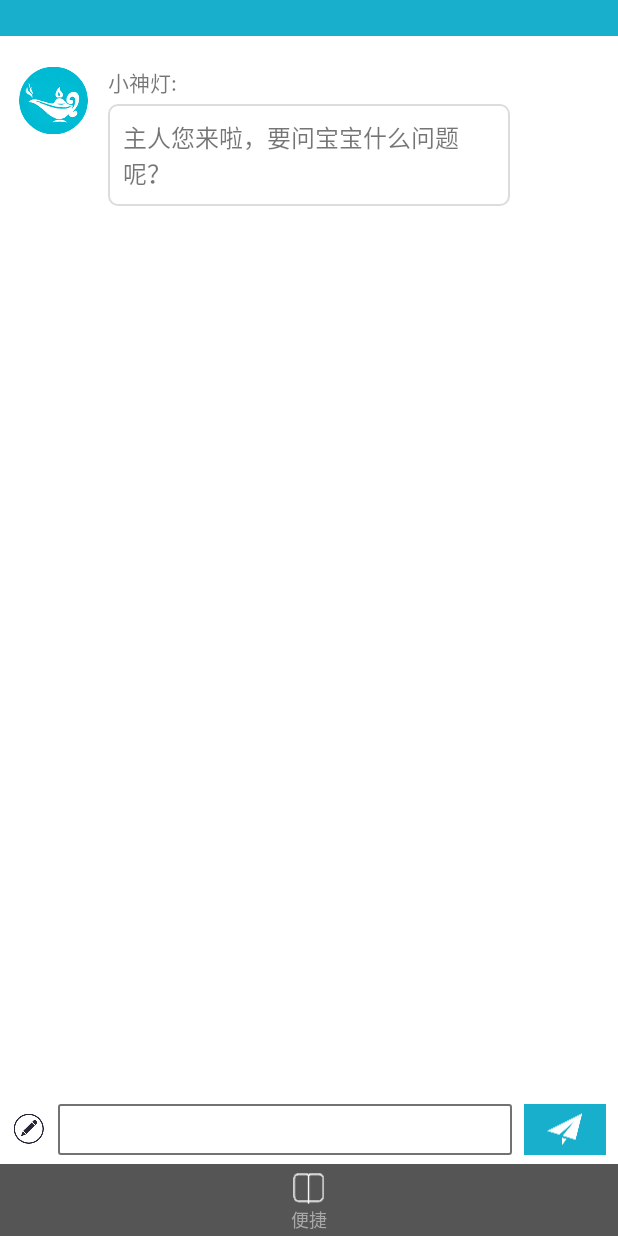
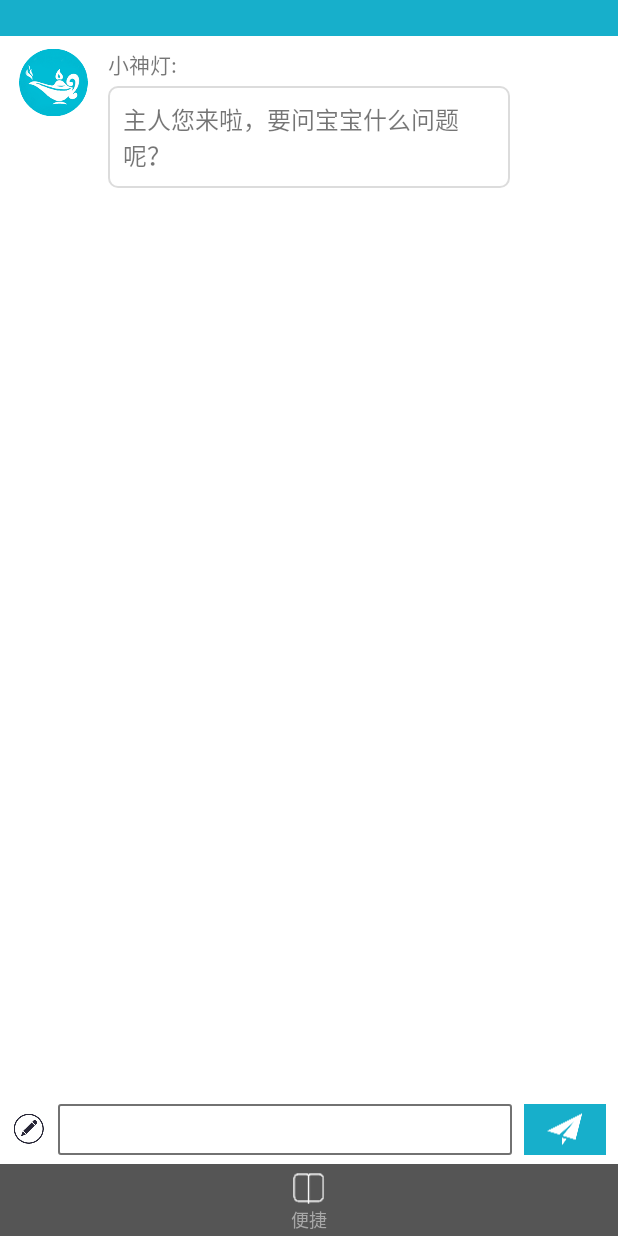
Before and after one commit to luoyingxing/MagicLamp, an Android app: the fragment ChatFragment placed in its activity, on a phone screen of 412 x 824 dp. Run offline under Robolectric (Android 15) with nearby library versions, the light colour scheme and no system bars; libraries missing offline, so code that uses them is left out: com.umeng.analytics, com.yolanda.nohttp; 4 statements that could not run were skipped.

Commit message:
delete paddingTop end bottom

```diff
--- a/app/src/main/res/layout/fragment_chat.xml
+++ b/app/src/main/res/layout/fragment_chat.xml
@@ -12,10 +12,8 @@
         android:layout_weight="1"
         android:divider="@color/white"
         android:dividerHeight="10dp"
-        android:paddingBottom="12dp"
         android:paddingLeft="6dp"
         android:paddingRight="6dp"
-        android:paddingTop="12dp"
         android:scrollbarStyle="outsideOverlay" />
 
     <LinearLayout
```
